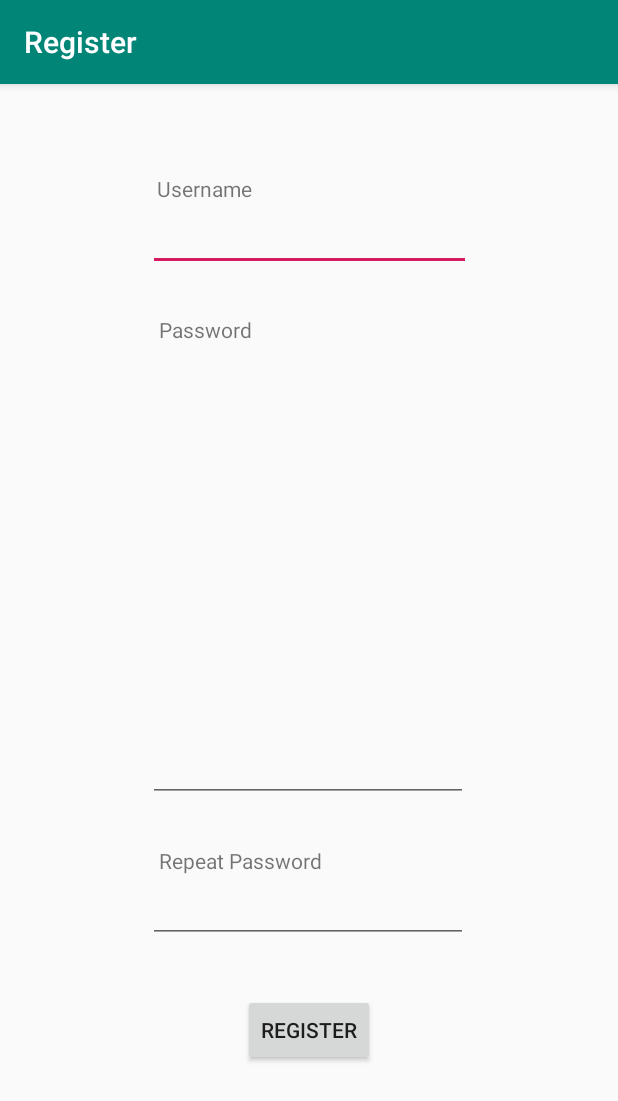
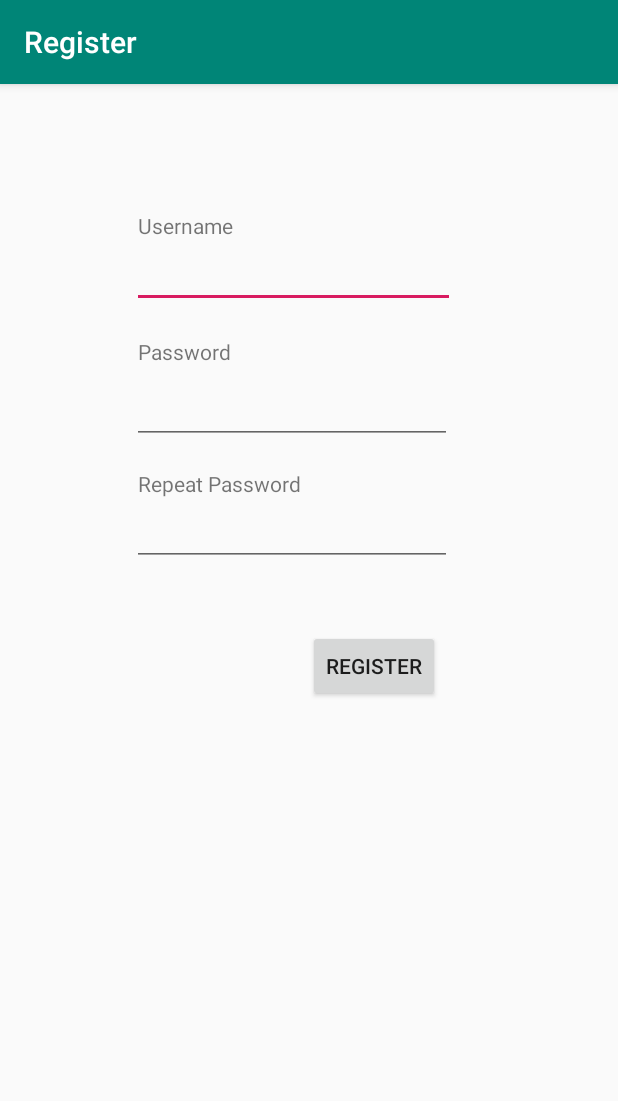
Before and after one commit to Mert-Guenduez/learnityourself, an Android app: the RegisterActivity screen opened directly, with no data from a screen before it, on a phone screen of 412 x 824 dp. Shown: the top 1101 px of the screen. Run offline under Robolectric (Android 15) with nearby library versions, the phone set to English and light mode, and no system bars.

Commit message:
[Front][Bug] Fixed Login and Register Layouts

```diff
--- a/app/src/main/res/layout/activity_register.xml
+++ b/app/src/main/res/layout/activity_register.xml
@@ -11,78 +11,80 @@
         android:id="@+id/username_field"
         android:layout_width="215dp"
         android:layout_height="wrap_content"
-        android:layout_marginBottom="29dp"
+        android:layout_marginStart="88dp"
+        android:layout_marginLeft="88dp"
+        android:layout_marginTop="104dp"
+        android:layout_marginEnd="8dp"
+        android:layout_marginRight="8dp"
         android:ems="10"
         android:inputType="textPersonName"
-        app:layout_constraintBottom_toTopOf="@+id/password_label"
         app:layout_constraintEnd_toEndOf="parent"
+        app:layout_constraintHorizontal_bias="0.0"
         app:layout_constraintStart_toStartOf="parent"
-        app:layout_constraintTop_toBottomOf="@+id/username_label" />
+        app:layout_constraintTop_toTopOf="parent" />
 
     <EditText
         android:id="@+id/password_field"
         android:layout_width="wrap_content"
-        android:layout_height="0dp"
-        android:layout_marginBottom="29dp"
+        android:layout_height="52dp"
+        android:layout_marginStart="88dp"
+        android:layout_marginLeft="88dp"
+        android:layout_marginTop="188dp"
         android:ems="10"
         android:inputType="textPassword"
-        app:layout_constraintBottom_toTopOf="@+id/textView"
-        app:layout_constraintStart_toStartOf="@+id/username_field"
-        app:layout_constraintTop_toBottomOf="@+id/password_label" />
+        app:layout_constraintStart_toStartOf="parent"
+        app:layout_constraintTop_toTopOf="parent" />
 
     <TextView
         android:id="@+id/username_label"
         android:layout_width="wrap_content"
         android:layout_height="wrap_content"
-        android:layout_marginStart="6dp"
-        android:layout_marginLeft="6dp"
-        android:layout_marginTop="60dp"
+        android:layout_marginStart="92dp"
+        android:layout_marginLeft="92dp"
         android:text="Username"
         app:layout_constraintBottom_toTopOf="@+id/username_field"
-        app:layout_constraintStart_toStartOf="@+id/username_field"
-        app:layout_constraintTop_toTopOf="parent" />
+        app:layout_constraintStart_toStartOf="parent" />
 
     <TextView
         android:id="@+id/password_label"
         android:layout_width="wrap_content"
         android:layout_height="wrap_content"
-        android:layout_marginStart="7dp"
-        android:layout_marginLeft="7dp"
+        android:layout_marginStart="92dp"
+        android:layout_marginLeft="92dp"
         android:text="Password"
         app:layout_constraintBottom_toTopOf="@+id/password_field"
-        app:layout_constraintStart_toStartOf="@+id/password_field"
-        app:layout_constraintTop_toBottomOf="@+id/username_field" />
+        app:layout_constraintStart_toStartOf="parent" />
 
     <Button
         android:id="@+id/register_button"
         android:layout_width="wrap_content"
         android:layout_height="wrap_content"
-        android:layout_marginBottom="113dp"
+        android:layout_marginTop="364dp"
+        android:layout_marginEnd="8dp"
+        android:layout_marginRight="8dp"
         android:text="Register"
-        app:layout_constraintBottom_toBottomOf="parent"
-        app:layout_constraintEnd_toEndOf="parent"
-        app:layout_constraintStart_toStartOf="parent"
-        app:layout_constraintTop_toBottomOf="@+id/passwordRepeat_field" />
+        app:layout_constraintEnd_toEndOf="@+id/passwordRepeat_field"
+        app:layout_constraintTop_toTopOf="parent" />
 
     <TextView
         android:id="@+id/textView"
         android:layout_width="wrap_content"
         android:layout_height="wrap_content"
-        android:layout_marginStart="7dp"
-        android:layout_marginLeft="7dp"
+        android:layout_marginStart="92dp"
+        android:layout_marginLeft="92dp"
         android:text="Repeat Password"
         app:layout_constraintBottom_toTopOf="@+id/passwordRepeat_field"
-        app:layout_constraintStart_toStartOf="@+id/passwordRepeat_field"
-        app:layout_constraintTop_toBottomOf="@+id/password_field" />
+        app:layout_constraintStart_toStartOf="parent" />
 
     <EditText
         android:id="@+id/passwordRepeat_field"
         android:layout_width="wrap_content"
         android:layout_height="wrap_content"
-        android:layout_marginBottom="34dp"
+        android:layout_marginStart="88dp"
+        android:layout_marginLeft="88dp"
+        android:layout_marginTop="276dp"
         android:ems="10"
         android:inputType="textPassword"
-        app:layout_constraintBottom_toTopOf="@+id/register_button"
-        app:layout_constraintStart_toStartOf="@+id/password_field"
-        app:layout_constraintTop_toBottomOf="@+id/textView" />
+        app:layout_constraintStart_toStartOf="parent"
+        app:layout_constraintTop_toTopOf="parent" />
 </android.support.constraint.ConstraintLayout>
```
Also changed, not shown: app/src/main/res/layout/activity_login.xml (+15 -16 lines).
